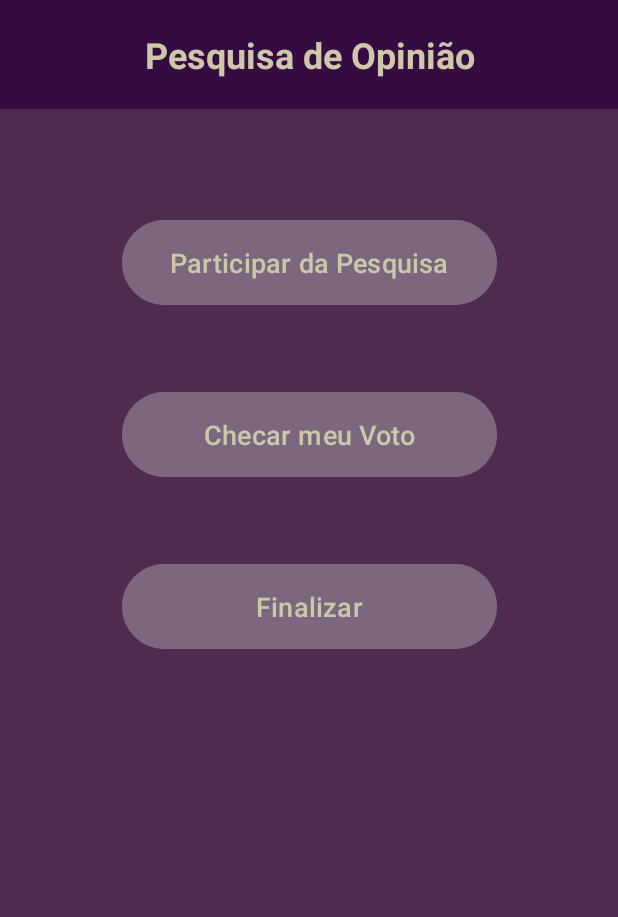
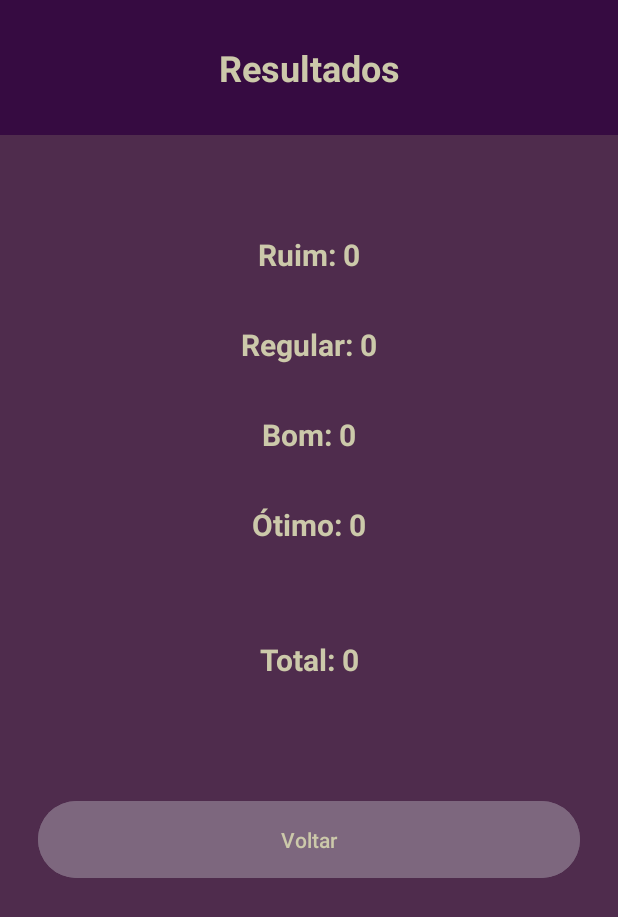
Before and after one commit to guilhermefragiacomo/dmo1_sistema_de_votos, an Android app: the screen it shows after launch (MainActivity before the commit, ResultActivity after it), after a tap on "Finalizar", on a phone screen of 412 x 824 dp. Shown: the top 917 px of the screen. Run offline under Robolectric (Android 15) with nearby library versions, the phone set to English and light mode, and no system bars.

Commit message:
results almost working

```diff
--- a/app/src/main/AndroidManifest.xml
+++ b/app/src/main/AndroidManifest.xml
@@ -29,6 +29,10 @@
             android:name=".ui.view.CheckVoteActivity"
             android:exported="true">
         </activity>
+        <activity
+            android:name=".ui.view.ResultActivity"
+            android:exported="true">
+        </activity>
     </application>
 
 </manifest>
--- a/app/src/main/java/br/ifsp/edu/dmo1/sistema_de_votos/ui/view/ResultActivity.kt
+++ b/app/src/main/java/br/ifsp/edu/dmo1/sistema_de_votos/ui/view/ResultActivity.kt
@@ -1,4 +1,65 @@
 package br.ifsp.edu.dmo1.sistema_de_votos.ui.view
 
-class ResultActivity {
+import android.content.Intent
+import android.os.Bundle
+import android.widget.Button
+import android.widget.EditText
+import android.widget.RadioGroup
+import android.widget.TextView
+import androidx.appcompat.app.AppCompatActivity
+import androidx.lifecycle.ViewModelProvider
+import br.ifsp.edu.dmo1.sistema_de_votos.R
+import br.ifsp.edu.dmo1.sistema_de_votos.ui.viewmodel.ResultViewModel
+import java.util.Arrays
+
+class ResultActivity : AppCompatActivity() {
+    // ViewModel que será utilizado para acessar e gerenciar os dados da atividade
+    private lateinit var viewModel: ResultViewModel
+
+    // Função chamada quando a activity é criada
+    override fun onCreate(savedInstanceState: Bundle?) {
+        super.onCreate(savedInstanceState)
+        setContentView(R.layout.activity_result) // Define o layout da activity
+
+        // Inicialização do ViewModel
+        viewModel = ViewModelProvider(this)[ResultViewModel::class.java]
+
+        // Referência aos elementos da interface
+        val tvBad = findViewById<TextView>(R.id.tvBad)
+        val tvRegular = findViewById<TextView>(R.id.tvRegular)
+        val tvGood = findViewById<TextView>(R.id.tvGood)
+        val tvGreat = findViewById<TextView>(R.id.tvGreat)
+        val tvTotal = findViewById<TextView>(R.id.tvTotal);
+        val btnBack = findViewById<Button>(R.id.btnBack)
+
+        val list = viewModel.getAllVotes();
+
+        var lista_contagem = ArrayList<Int>(Arrays.asList(0,0,0,0,0));
+
+        try {
+            for (i in list) {
+                System.out.println(i.valor);
+                lista_contagem[i.valor]++;
+                lista_contagem[4]++;
+            }
+
+            tvBad.setText(getString(R.string.bad) + ": " + (lista_contagem[0].toString()));
+            tvRegular.setText(getString(R.string.regular) + ": " + (lista_contagem[1].toString()));
+            tvGood.setText(getString(R.string.good) + ": " + (lista_contagem[2].toString()));
+            tvGreat.setText(getString(R.string.great) + ": " + (lista_contagem[3].toString()));
+            tvTotal.setText(getString(R.string.total) + ": " + (lista_contagem[4].toString()));
+
+        } catch (e : Exception) {
+            System.out.println(e);
+        }
+
+        // Configura o clique do botão "Voltar"
+        btnBack.setOnClickListener {
+            val intent = Intent(this, MainActivity::class.java).apply {
+                flags = Intent.FLAG_ACTIVITY_NEW_TASK or Intent.FLAG_ACTIVITY_CLEAR_TASK
+            }
+            startActivity(intent)  // Volta para a tela principal
+            finish()
+        }
+    }
 }
--- /dev/null
+++ b/app/src/main/java/br/ifsp/edu/dmo1/sistema_de_votos/ui/viewmodel/ResultViewModel.kt
@@ -0,0 +1,39 @@
+package br.ifsp.edu.dmo1.sistema_de_votos.ui.viewmodel
+
+import android.app.Application
+import androidx.lifecycle.AndroidViewModel
+import androidx.lifecycle.LiveData
+import androidx.lifecycle.MutableLiveData
+import br.ifsp.edu.dmo1.sistema_de_votos.VotoRepository
+import br.ifsp.edu.dmo1.sistema_de_votos.model.Voto
+
+class ResultViewModel(application: Application) : AndroidViewModel(application) {
+    // Repositórios responsáveis pela interação com os dados no banco
+    private lateinit var voto_repository: VotoRepository
+
+    // LiveData para armazenar e observar as listas de Votos
+    private val _voto = MutableLiveData<List<Voto>>()
+
+    // Acessores públicos para os LiveData (para observação pela UI)
+    val voto: LiveData<List<Voto>> get() = _voto
+
+    // Função privada que carrega todos os Votos
+    private fun load() {
+        _voto.value = voto_repository.getAllVotos()  // Atualiza a lista de Votos
+    }
+
+    // Inicializa os repositórios e carrega os dados
+    init {
+        voto_repository = VotoRepository(application)  // Inicializa o repositório de Votos
+        load()  // Carrega os dados iniciais
+    }
+
+    // Função para buscar um Estudante pelo prontuário
+    fun getVoteByCode(code: String): Voto? {
+        return voto_repository.getVotoByCodigo(code)  // Retorna o Voto com o Código fornecido
+    }
+
+    fun getAllVotes() : List<Voto> {
+        return voto_repository.getAllVotos();
+    }
+}
--- /dev/null
+++ b/app/src/main/res/layout/activity_result.xml
@@ -0,0 +1,102 @@
+<?xml version="1.0" encoding="utf-8"?>
+<androidx.constraintlayout.widget.ConstraintLayout xmlns:android="http://schemas.android.com/apk/res/android"
+    xmlns:app="http://schemas.android.com/apk/res-auto"
+    xmlns:tools="http://schemas.android.com/tools"
+    android:layout_width="match_parent"
+    android:layout_height="match_parent"
+    android:background="@color/color2"
+    tools:context="ui.view.ParticipateActivity">
+
+    <TextView
+        android:id="@+id/tvTitle"
+        android:layout_width="0dp"
+        android:layout_height="90dp"
+        android:gravity="center"
+        android:text="@string/result"
+        android:background="@color/color1"
+        android:textColor="@color/color3"
+        android:textSize="24sp"
+        android:textStyle="bold"
+        app:layout_constraintTop_toTopOf="parent"
+        app:layout_constraintStart_toStartOf="parent"
+        app:layout_constraintEnd_toEndOf="parent" />
+
+    <TextView
+        android:id="@+id/tvBad"
+        android:layout_width="0dp"
+        android:layout_height="60dp"
+        android:gravity="center"
+        android:text="@string/bad"
+        android:textColor="@color/color3"
+        android:textSize="20sp"
+        android:textStyle="bold"
+        android:layout_marginTop="50dp"
+        app:layout_constraintTop_toBottomOf="@+id/tvTitle"
+        app:layout_constraintStart_toStartOf="parent"
+        app:layout_constraintEnd_toEndOf="parent" />
+    <TextView
+        android:id="@+id/tvRegular"
+        android:layout_width="0dp"
+        android:layout_height="60dp"
+        android:gravity="center"
+        android:text="@string/regular"
+        android:textColor="@color/color3"
+        android:textSize="20sp"
+        android:textStyle="bold"
+        app:layout_constraintTop_toBottomOf="@+id/tvBad"
+        app:layout_constraintStart_toStartOf="parent"
+        app:layout_constraintEnd_toEndOf="parent" />
+    <TextView
+        android:id="@+id/tvGood"
+        android:layout_width="0dp"
+        android:layout_height="60dp"
+        android:gravity="center"
+        android:text="@string/good"
+        android:textColor="@color/color3"
+        android:textSize="20sp"
+        android:textStyle="bold"
+        app:layout_constraintTop_toBottomOf="@+id/tvRegular"
+        app:layout_constraintStart_toStartOf="parent"
+        app:layout_constraintEnd_toEndOf="parent" />
+    <TextView
+        android:id="@+id/tvGreat"
+        android:layout_width="0dp"
+        android:layout_height="60dp"
+        android:gravity="center"
+        android:text="@string/great"
+        android:textColor="@color/color3"
+        android:textSize="20sp"
+        android:textStyle="bold"
+        app:layout_constraintTop_toBottomOf="@+id/tvGood"
+        app:layout_constraintStart_toStartOf="parent"
+        app:layout_constraintEnd_toEndOf="parent" />
+
+    <TextView
+        android:id="@+id/tvTotal"
+        android:layout_width="0dp"
+        android:layout_height="60dp"
+        android:gravity="center"
+        android:text="@string/total"
+        android:textColor="@color/color3"
+        android:textSize="20sp"
+        android:textStyle="bold"
+        android:layout_marginTop="30dp"
+        app:layout_constraintTop_toBottomOf="@+id/tvGreat"
+        app:layout_constraintStart_toStartOf="parent"
+        app:layout_constraintEnd_toEndOf="parent" />
+
+    <Button
+        android:id="@+id/btnBack"
+        android:layout_width="0dp"
+        android:layout_height="wrap_content"
+        android:text="@string/back"
+        android:textColor="@color/color3"
+        android:layout_marginTop="60dp"
+        android:layout_marginHorizontal="25dp"
+        app:layout_constraintTop_toBottomOf="@id/tvTotal"
+        app:layout_constraintStart_toStartOf="parent"
+        app:layout_constraintEnd_toEndOf="parent"
+        android:padding="16dp"
+        android:backgroundTint="@color/color4" />
+
+</androidx.constraintlayout.widget.ConstraintLayout>
--- a/app/src/main/res/values/strings.xml
+++ b/app/src/main/res/values/strings.xml
@@ -21,4 +21,6 @@
     <string name="code_copyied">Código de voto copiado</string>
     <string name="next">Próximo</string>
     <string name="havent_voted_yet">Você ainda não votou</string>
+    <string name="result">Resultados</string>
+    <string name="total">Total</string>
 </resources>
```
Also changed, not shown: 2 other files.
